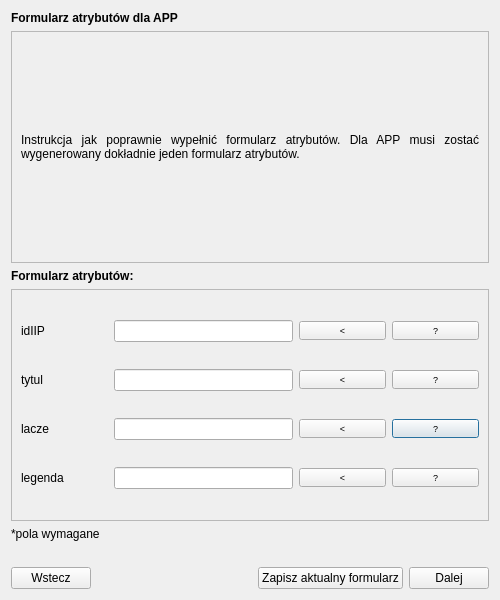
Before: the Qt Designer form modules/app/views/ui/formularz_wektor_dialog_base.ui in envirosolutionspl/wtyczka_qgis_app, drawn with Qt 5.
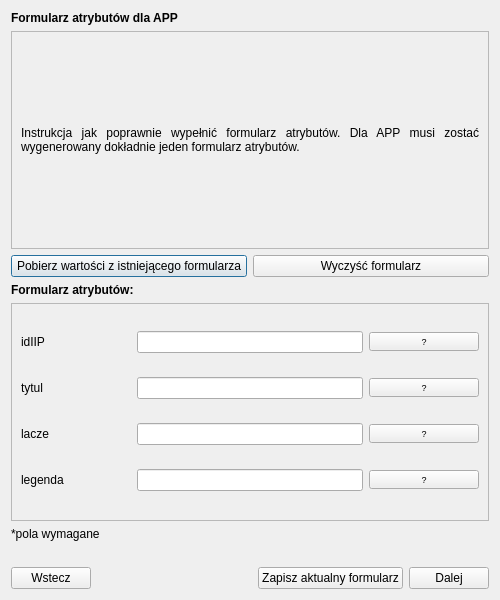
After: the same form once the commit is applied.

```diff
--- a/modules/app/views/ui/formularz_wektor_dialog_base.ui
+++ b/modules/app/views/ui/formularz_wektor_dialog_base.ui
@@ -45,8 +45,8 @@
          <rect>
           <x>0</x>
           <y>0</y>
-          <width>478</width>
-          <height>211</height>
+          <width>474</width>
+          <height>193</height>
          </rect>
         </property>
         <layout class="QGridLayout" name="gridLayout">
@@ -72,6 +72,24 @@
        </widget>
       </widget>
      </item>
+     <item>
+      <layout class="QHBoxLayout" name="horizontalLayout_2">
+       <item>
+        <widget class="QPushButton" name="getValues_btn">
+         <property name="text">
+          <string>Pobierz wartości z istniejącego formularza</string>
+         </property>
+        </widget>
+       </item>
+       <item>
+        <widget class="QPushButton" name="clear_btn">
+         <property name="text">
+          <string>Wyczyść formularz</string>
+         </property>
+        </widget>
+       </item>
+      </layout>
+     </item>
      <item>
       <widget class="QLabel" name="titleForm_lbl">
        <property name="font">
@@ -101,42 +119,11 @@
          <rect>
           <x>0</x>
           <y>0</y>
-          <width>478</width>
-          <height>210</height>
+          <width>474</width>
+          <height>192</height>
          </rect>
         </property>
         <layout class="QGridLayout" name="gridLayout_2">
-         <item row="3" column="0">
-          <widget class="QLabel" name="lacze_lbl">
-           <property name="text">
-            <string>lacze</string>
-           </property>
-          </widget>
-         </item>
-         <item row="3" column="5">
-          <widget class="QPushButton" name="laczeHelp_btn">
-           <property name="font">
-            <font>
-             <pointsize>7</pointsize>
-            </font>
-           </property>
-           <property name="text">
-            <string>?</string>
-           </property>
-          </widget>
-         </item>
-         <item row="2" column="5">
-          <widget class="QPushButton" name="tytulHelp_btn">
-           <property name="font">
-            <font>
-             <pointsize>7</pointsize>
-            </font>
-           </property>
-           <property name="text">
-            <string>?</string>
-           </property>
-          </widget>
-         </item>
          <item row="4" column="0">
           <widget class="QLabel" name="legenda_lbl">
            <property name="text">
@@ -144,7 +131,7 @@
            </property>
           </widget>
          </item>
-         <item row="4" column="5">
+         <item row="4" column="4">
           <widget class="QPushButton" name="legendaHelp_btn">
            <property name="font">
             <font>
@@ -156,39 +143,64 @@
            </property>
           </widget>
          </item>
+         <item row="3" column="0">
+          <widget class="QLabel" name="lacze_lbl">
+           <property name="text">
+            <string>lacze</string>
+           </property>
+          </widget>
+         </item>
+         <item row="3" column="4">
+          <widget class="QPushButton" name="laczeHelp_btn">
+           <property name="font">
+            <font>
+             <pointsize>7</pointsize>
+            </font>
+           </property>
+           <property name="text">
+            <string>?</string>
+           </property>
+          </widget>
+         </item>
          <item row="2" column="4">
-          <widget class="QPushButton" name="tytulGetValues_btn">
+          <widget class="QPushButton" name="tytulHelp_btn">
            <property name="font">
             <font>
              <pointsize>7</pointsize>
             </font>
            </property>
-           <property name="layoutDirection">
-            <enum>Qt::LeftToRight</enum>
-           </property>
            <property name="text">
-            <string>&lt;</string>
+            <string>?</string>
            </property>
           </widget>
          </item>
          <item row="0" column="4">
-          <widget class="QPushButton" name="idGetValues_btn">
-           <property name="sizePolicy">
-            <sizepolicy hsizetype="Minimum" vsizetype="Fixed">
-             <horstretch>0</horstretch>
-             <verstretch>0</verstretch>
-            </sizepolicy>
-           </property>
+          <widget class="QPushButton" name="idHelp_btn">
            <property name="font">
             <font>
              <pointsize>7</pointsize>
             </font>
            </property>
-           <property name="layoutDirection">
-            <enum>Qt::LeftToRight</enum>
-           </property>
            <property name="text">
-            <string>&lt;</string>
+            <string>?</string>
+           </property>
+          </widget>
+         </item>
+         <item row="4" column="1" colspan="2">
+          <widget class="QLineEdit" name="legenda_lineEdit">
+           <property name="font">
+            <font>
+             <pointsize>7</pointsize>
+            </font>
+           </property>
+          </widget>
+         </item>
+         <item row="3" column="1" colspan="2">
+          <widget class="QLineEdit" name="lacze_lineEdit">
+           <property name="font">
+            <font>
+             <pointsize>7</pointsize>
+            </font>
            </property>
           </widget>
          </item>
@@ -206,57 +218,6 @@
            </property>
           </widget>
          </item>
-         <item row="0" column="5">
-          <widget class="QPushButton" name="idHelp_btn">
-           <property name="font">
-            <font>
-             <pointsize>7</pointsize>
-            </font>
-           </property>
-           <property name="text">
-            <string>?</string>
-           </property>
-          </widget>
-         </item>
-         <item row="3" column="4">
-          <widget class="QPushButton" name="laczeGetValues_btn">
-           <property name="font">
-            <font>
-             <pointsize>7</pointsize>
-            </font>
-           </property>
-           <property name="layoutDirection">
-            <enum>Qt::LeftToRight</enum>
-           </property>
-           <property name="text">
-            <string>&lt;</string>
-           </property>
-          </widget>
-         </item>
-         <item row="4" column="4">
-          <widget class="QPushButton" name="legendaGetValues_btn">
-           <property name="font">
-            <font>
-             <pointsize>7</pointsize>
-            </font>
-           </property>
-           <property name="layoutDirection">
-            <enum>Qt::LeftToRight</enum>
-           </property>
-           <property name="text">
-            <string>&lt;</string>
-           </property>
-          </widget>
-         </item>
-         <item row="2" column="1" colspan="2">
-          <widget class="QLineEdit" name="tytul_lineEdit">
-           <property name="font">
-            <font>
-             <pointsize>7</pointsize>
-            </font>
-           </property>
-          </widget>
-         </item>
          <item row="0" column="1" colspan="2">
           <widget class="QLineEdit" name="id_lineEdit">
            <property name="sizePolicy">
@@ -272,17 +233,8 @@
            </property>
           </widget>
          </item>
-         <item row="3" column="1" colspan="2">
-          <widget class="QLineEdit" name="lacze_lineEdit">
-           <property name="font">
-            <font>
-             <pointsize>7</pointsize>
-            </font>
-           </property>
-          </widget>
-         </item>
-         <item row="4" column="1" colspan="2">
-          <widget class="QLineEdit" name="legenda_lineEdit">
+         <item row="2" column="1" colspan="2">
+          <widget class="QLineEdit" name="tytul_lineEdit">
            <property name="font">
             <font>
              <pointsize>7</pointsize>
```
